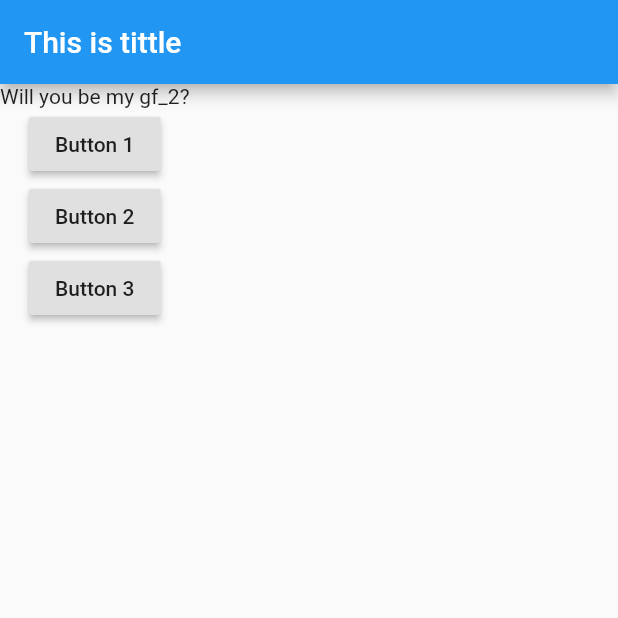
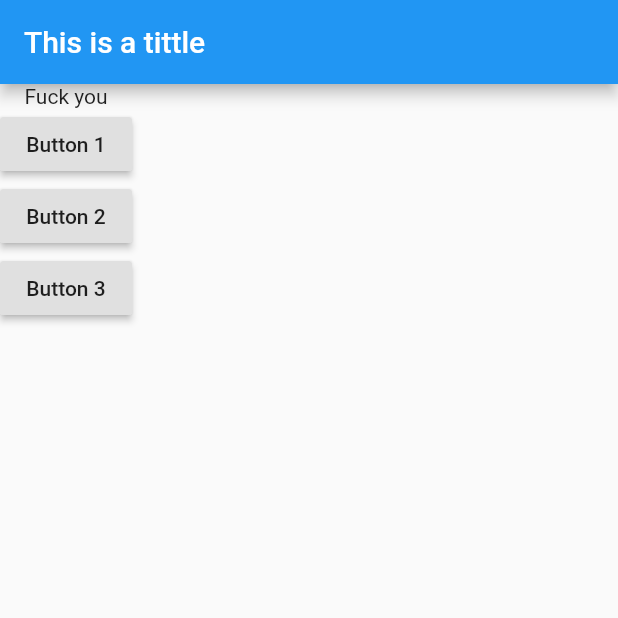
Before and after one commit to AshfakYeafi/Flutter_Projects, a Flutter app: the screen it shows after launch, after a tap on "Button 1", after a tap on "Button 2", after a tap on "Button 3", on a phone screen of 412 x 824 dp, the top half of it. Run offline on Flutter 3.47's test engine with Material 2 defaults, Android fonts, the phone set to English and light mode, and no system bars.

Commit message:
update main.dart and create question.dart

```diff
--- a/demo_1/lib/main.dart
+++ b/demo_1/lib/main.dart
@@ -1,19 +1,19 @@
 import 'package:flutter/material.dart';
 
-void main() => runApp(MyApp());
+import './question.dart';
 
-class MyApp extends StatefulWidget {
+void main() => runApp(Myapp());
+
+class Myapp extends StatefulWidget {
+  Myapp({Key? key}) : super(key: key);
+
   @override
-  State<StatefulWidget> createState() {
-    // TODO: implement createState
-    return MyAppState();
-  }
+  _MyappState createState() => _MyappState();
 }
 
-class MyAppState extends State<MyApp> {
+class _MyappState extends State<Myapp> {
   var count = 0;
-
-  void answerQue() {
+  void action() {
     setState(() {
       count += 1;
     });
@@ -25,22 +25,21 @@
     var que = [
       "What is your name?",
       "Where do you live?",
-      "Will you be my gf?",
-      "Will you be my gf_2?",
-      "Will you be my gf_3?"
+      "Do you like me?",
+      "Fuck you"
     ];
-    // TODO: implement build
+
     return MaterialApp(
       home: Scaffold(
         appBar: AppBar(
-          title: Text("This is tittle"),
+          title: Text("This is a tittle"),
         ),
         body: Column(
           children: [
-            Text(que[count]),
-            RaisedButton(child: Text("Button 1"), onPressed: answerQue),
-            RaisedButton(child: Text("Button 2"), onPressed: answerQue),
-            RaisedButton(child: Text("Button 3"), onPressed: answerQue),
+            Question(que[count]),
+            RaisedButton(child: Text("Button 1"), onPressed: action),
+            RaisedButton(child: Text("Button 2"), onPressed: action),
+            RaisedButton(child: Text("Button 3"), onPressed: action),
           ],
         ),
       ),
--- /dev/null
+++ b/demo_1/lib/question.dart
@@ -0,0 +1,11 @@
+import 'package:flutter/material.dart';
+
+class Question extends StatelessWidget {
+  final String que;
+  Question(this.que);
+
+  @override
+  Widget build(BuildContext context) {
+    return Text(que);
+  }
+}
```
Also changed, not shown: demo_1/lib/test_code.dart (added).
